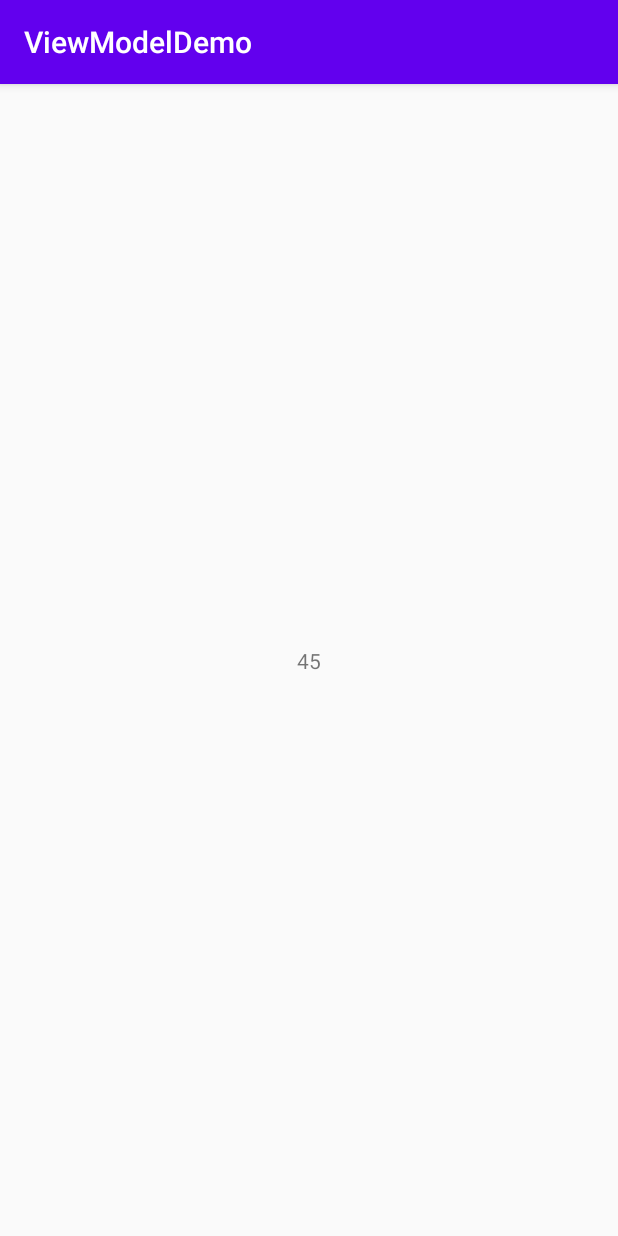
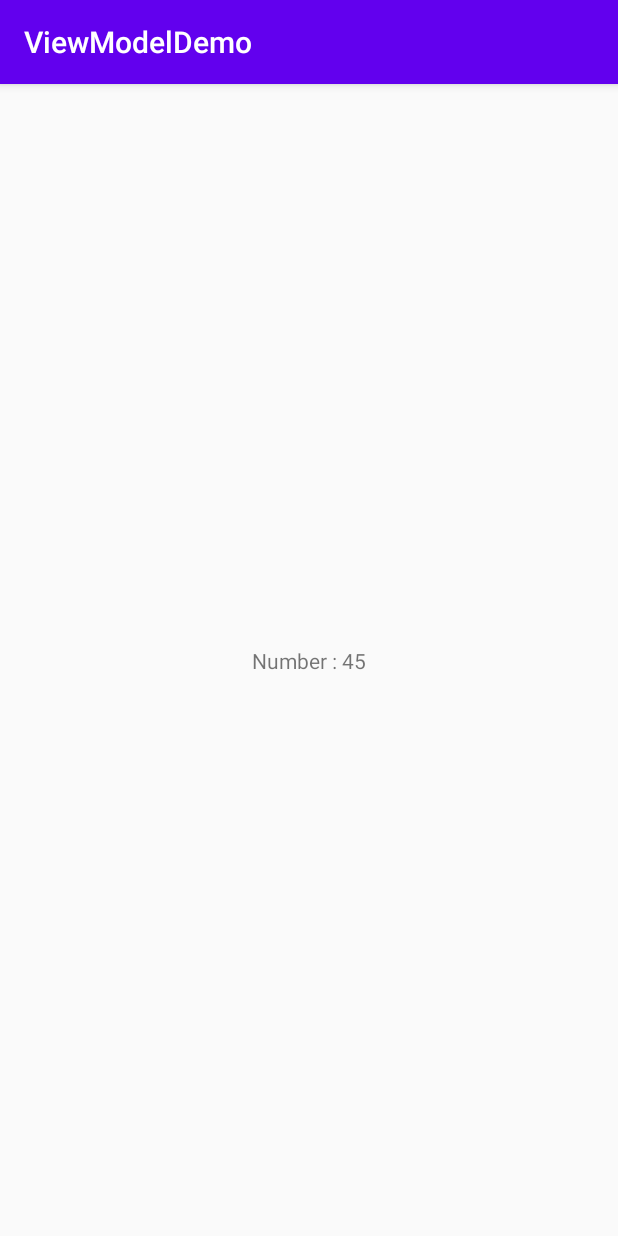
Before and after one commit to VijayaP-Cuelogic/AndroidTraining, an Android app: the screen it shows after launch (MainActivity), on a phone screen of 412 x 824 dp. Run offline under Robolectric (Android 15) with nearby library versions, the phone set to English and light mode, and no system bars.

Commit message:
label change

```diff
--- a/app/src/main/java/com/example/viewmodeldemo/MainActivity.kt
+++ b/app/src/main/java/com/example/viewmodeldemo/MainActivity.kt
@@ -22,7 +22,7 @@ class MainActivity : AppCompatActivity() {
         var model = ViewModelProviders.of(this).get(vieModelProvider.javaClass)
 
         var randomNumber = model.getNumber()
-        textView.text = randomNumber.toString()
+        textView.text = "Number : "+ randomNumber.toString()
         print(tag + "random number set")
     }
 }
```
